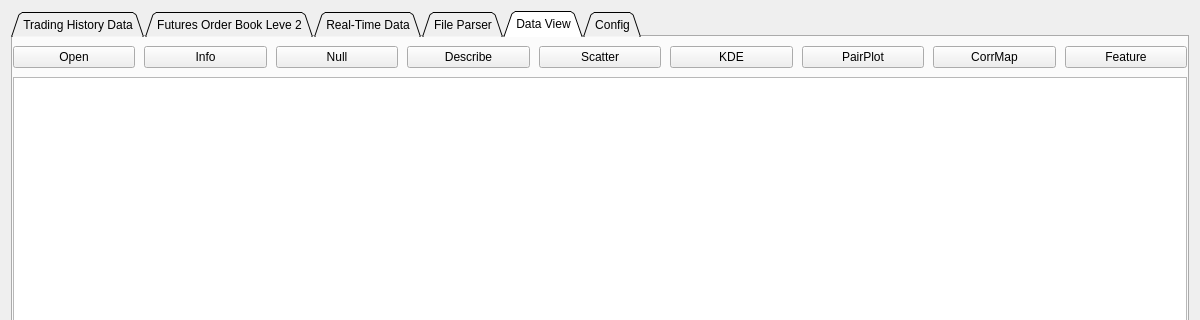
Qt form quant/gui/widgets/MainForm.ui (KaiZheng2020/BinanceDownloader) before a commit; both pictures show x 0 to 1200 and y 0 to 320 of the 1200 by 800 pixel window.
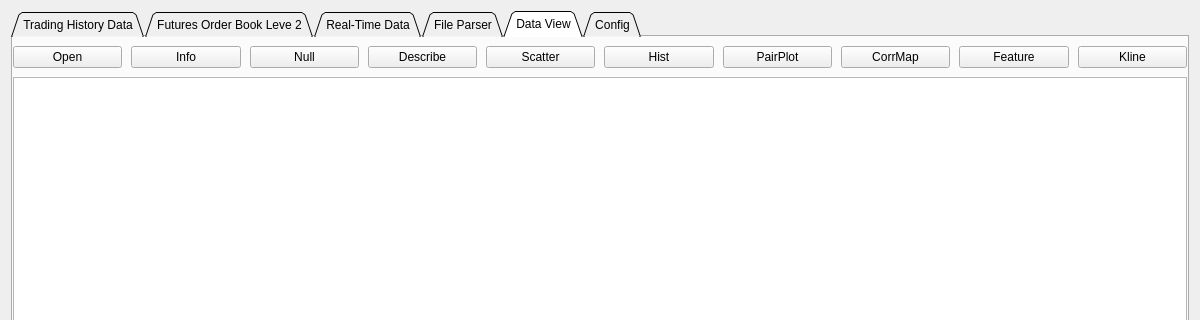
The same form after that commit. The open tabs and pages were chosen to show the change.

```diff
--- a/quant/gui/widgets/MainForm.ui
+++ b/quant/gui/widgets/MainForm.ui
@@ -861,7 +861,7 @@
             <item>
              <widget class="QPushButton" name="pushButton_DataView_KDE">
               <property name="text">
-               <string>KDE</string>
+               <string>Hist</string>
               </property>
              </widget>
             </item>
@@ -886,6 +886,13 @@
               </property>
              </widget>
             </item>
+            <item>
+             <widget class="QPushButton" name="pushButton_DataView_Kline">
+              <property name="text">
+               <string>Kline</string>
+              </property>
+             </widget>
+            </item>
            </layout>
           </item>
           <item>
```
Left out of the diff: 4 changed lines with no effect on the pictures.
